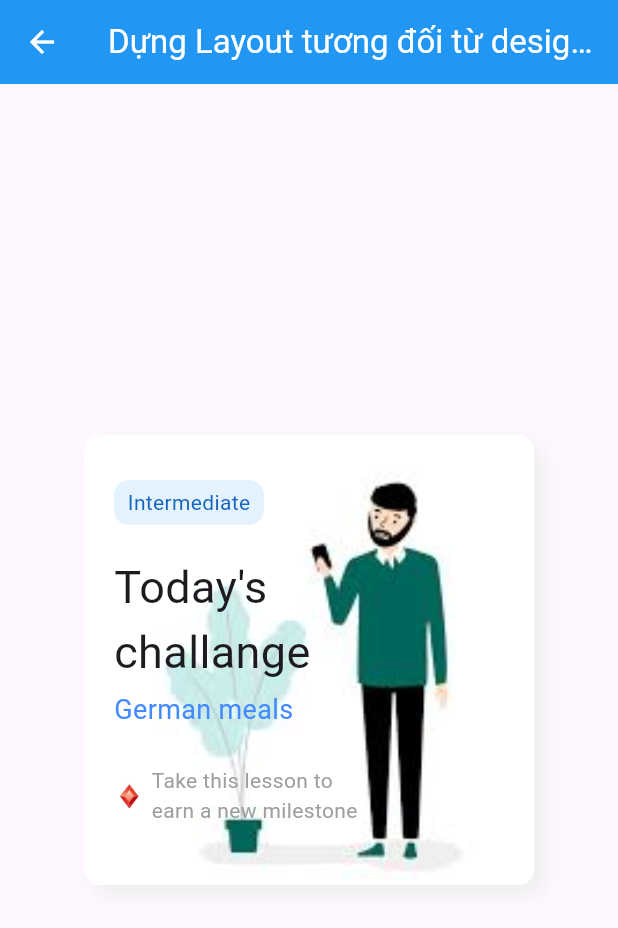
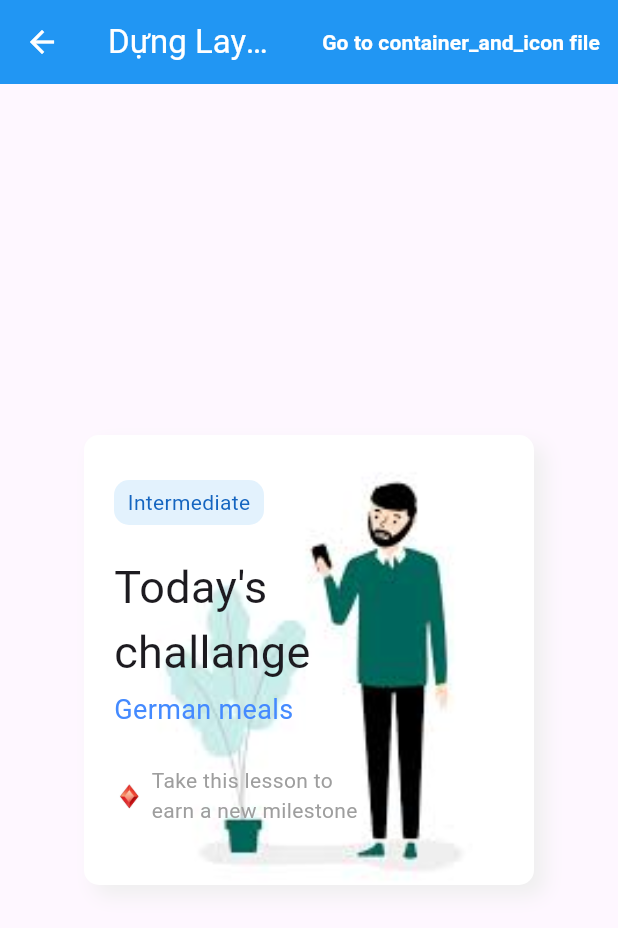
Before and after one commit to nguyenvanhaiduy/Must-have-widgets, a Flutter app: the Layout screen opened directly, on a phone screen of 412 x 824 dp. Shown: the top 928 px of the screen. Run offline on Flutter 3.47's test engine with Material 3 defaults, Android fonts, the phone set to English and light mode, and no system bars.

Commit message:
add button to layout file

```diff
--- a/lib/layout.dart
+++ b/lib/layout.dart
@@ -1,4 +1,6 @@
 import 'package:flutter/material.dart';
+import 'package:must_have_widgets/container_and_icon.dart';
+import 'package:must_have_widgets/widgets/widget_text_button.dart';
 
 class Layout extends StatelessWidget {
   const Layout({super.key});
@@ -10,6 +12,12 @@ class Layout extends StatelessWidget {
         title: const Text('Dựng Layout tương đối từ design có sẵn'),
         backgroundColor: Colors.blue,
         foregroundColor: Colors.white,
+        actions: [
+          WidgetTextButton(
+            element: const ContainerAndIcon(),
+            text: 'Go to container_and_icon file',
+          ),
+        ],
       ),
       body: Center(
         child: Container(
```
